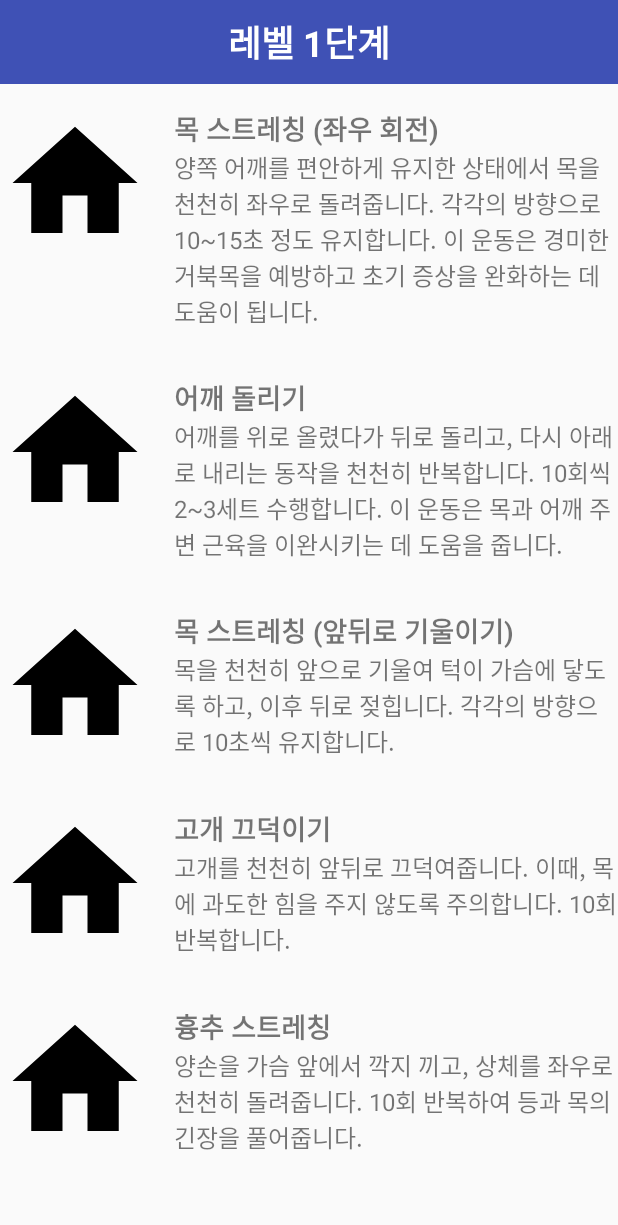
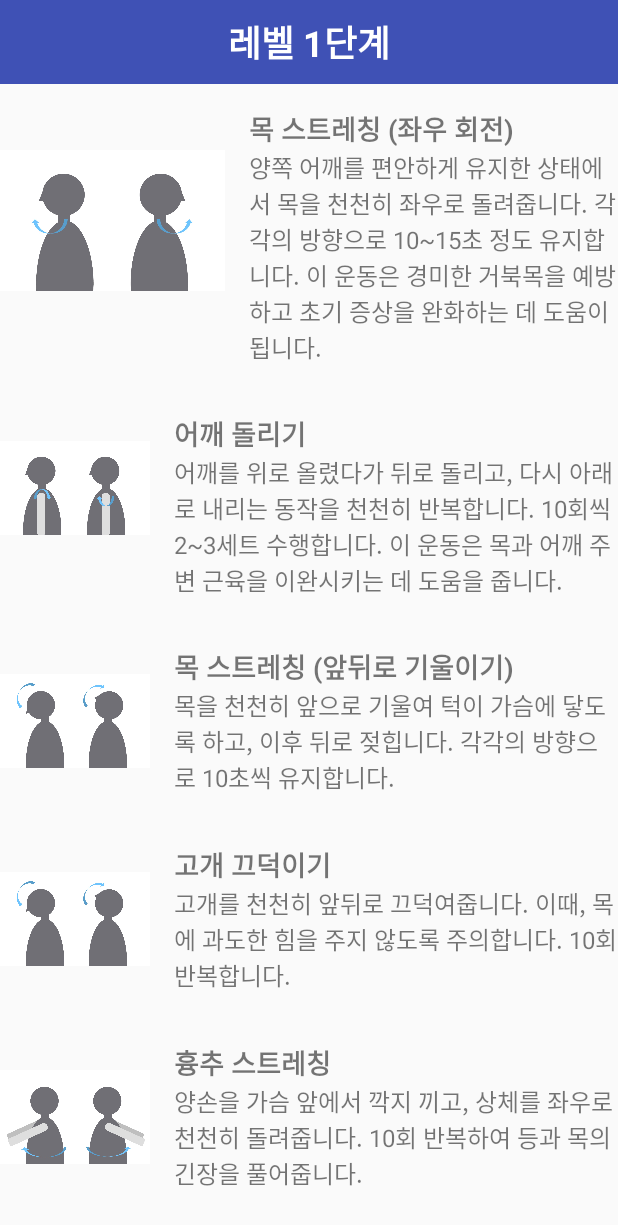
Before and after one commit to luffa76/capstone, an Android app: the layout fragment_ex1.xml on its own in the app's theme, with its tools: preview values and no code run, on a phone screen of 412 x 824 dp. Shown: the top 1225 px of the screen. Run offline under Robolectric (Android 15) with nearby library versions, the phone set to English and light mode, and no system bars.

Commit message:
Initial commit

```diff
--- a/app/src/main/res/layout/fragment_ex1.xml
+++ b/app/src/main/res/layout/fragment_ex1.xml
@@ -29,9 +29,9 @@
 
         <ImageView
             android:id="@+id/ex1_1Img"
-            android:layout_width="100dp"
-            android:layout_height="100dp"
-            android:src="@drawable/ic_home"
+            android:layout_width="150dp"
+            android:layout_height="150dp"
+            android:src="@drawable/ex1_1"
             android:contentDescription="Exercise 1 Image"
             android:layout_marginEnd="16dp"/>
 
@@ -71,7 +71,7 @@
                 android:id="@+id/ex1_2Img"
                 android:layout_width="100dp"
                 android:layout_height="100dp"
-                android:src="@drawable/ic_home"
+                android:src="@drawable/ex1_2"
                 android:contentDescription="Exercise 1 Image"
                 android:layout_marginEnd="16dp"/>
 
@@ -111,7 +111,7 @@
                 android:id="@+id/ex1_3Img"
                 android:layout_width="100dp"
                 android:layout_height="100dp"
-                android:src="@drawable/ic_home"
+                android:src="@drawable/ex1_34"
                 android:contentDescription="Exercise 1 Image"
                 android:layout_marginEnd="16dp"/>
 
@@ -151,7 +151,7 @@
                 android:id="@+id/ex1_4Img"
                 android:layout_width="100dp"
                 android:layout_height="100dp"
-                android:src="@drawable/ic_home"
+                android:src="@drawable/ex1_34"
                 android:contentDescription="Exercise 1 Image"
                 android:layout_marginEnd="16dp"/>
 
@@ -191,7 +191,7 @@
                 android:id="@+id/ex1_5Img"
                 android:layout_width="100dp"
                 android:layout_height="100dp"
-                android:src="@drawable/ic_home"
+                android:src="@drawable/ex1_5"
                 android:contentDescription="Exercise 1 Image"
                 android:layout_marginEnd="16dp"/>
 
```
Also changed, not shown: app/src/main/res/layout/fragment_ex2.xml (+5 -5 lines), app/src/main/res/layout/fragment_ex3.xml (+5 -5 lines), app/src/main/res/drawable/ex1_1.jpg (added), app/src/main/res/drawable/ex1_2.jpg (added), app/src/main/res/drawable/ex1_34.jpg (added), app/src/main/res/drawable/ex1_5.jpg (added), app/src/main/res/drawable/ex2_1.jpg (added), app/src/main/res/drawable/ex2_2.jpg (added), app/src/main/res/drawable/ex2_3.jpg (added), app/src/main/res/drawable/ex2_4.jpg (added), app/src/main/res/drawable/ex2_5.jpg (added), app/src/main/res/drawable/ex3_1.jpg (added), app/src/main/res/drawable/ex3_2.jpg (added), app/src/main/res/drawable/ex3_3.jpg (added), 2 more files.
